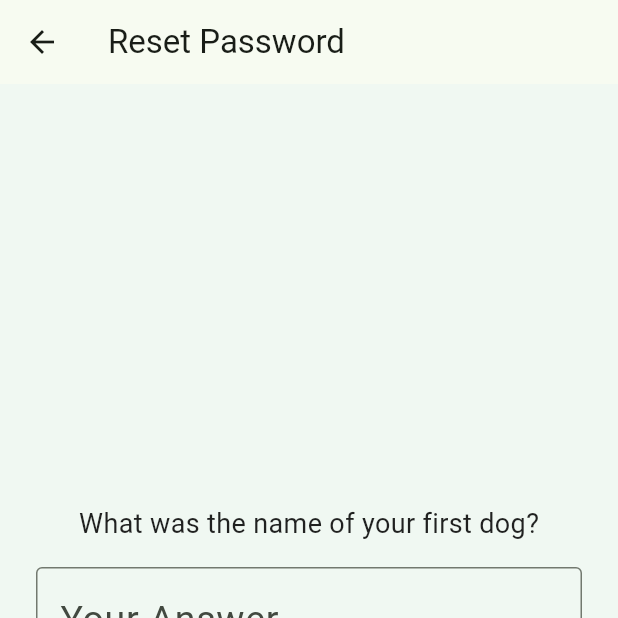
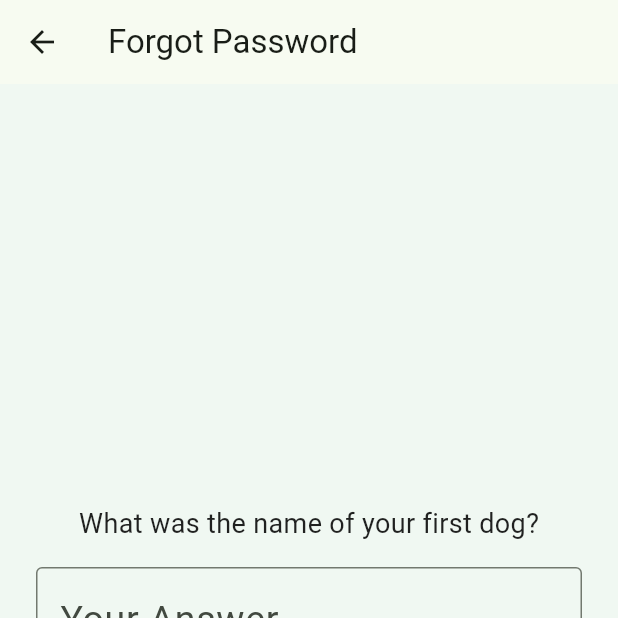
Before and after one commit to 64bitMagician/ExpenseTrackerApplication, a Flutter app: the ForgotPasswordScreen screen opened by its route, on a phone screen of 412 x 824 dp, the top half of it. Run offline on Flutter 3.47's test engine with Material 3 defaults, Android fonts, the light colour scheme and no system bars; our stand-ins replace confetti, csv, shared_preferences, video_player; missing offline and left inert: dart:ffi; accounts and stored records are empty.

Commit message:
minor tweaks

```diff
--- a/lib/screens/dashboardScreen.dart
+++ b/lib/screens/dashboardScreen.dart
@@ -107,7 +107,7 @@ class _DashboardScreenState extends State<DashboardScreen> {
                       ),
                       const SizedBox(height: 8),
                       Text(
-                        '\$${balance.toStringAsFixed(2)}',
+                        '€${balance.toStringAsFixed(2)}',
                         style: const TextStyle(
                           fontSize: 32,
                           fontWeight: FontWeight.bold,
--- a/lib/screens/forgot_password_screen.dart
+++ b/lib/screens/forgot_password_screen.dart
@@ -85,7 +85,7 @@ class _ForgotPasswordScreenState extends State<ForgotPasswordScreen>
   @override
   Widget build(BuildContext context) {
     return Scaffold(
-      appBar: AppBar(title: const Text("Reset Password")),
+      appBar: AppBar(title: const Text("Forgot Password")),
       body: Padding(
         padding: const EdgeInsets.all(24.0),
         child: Column(
```
